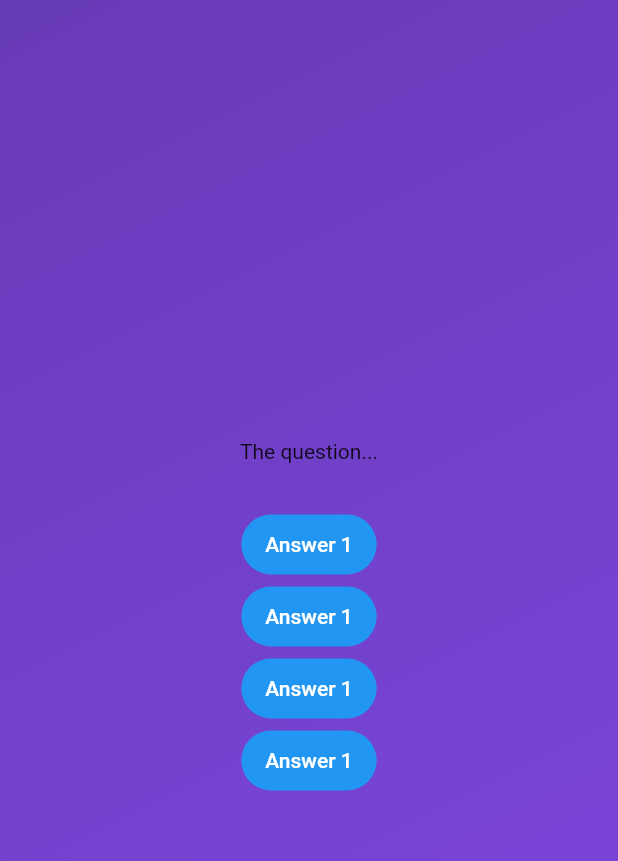
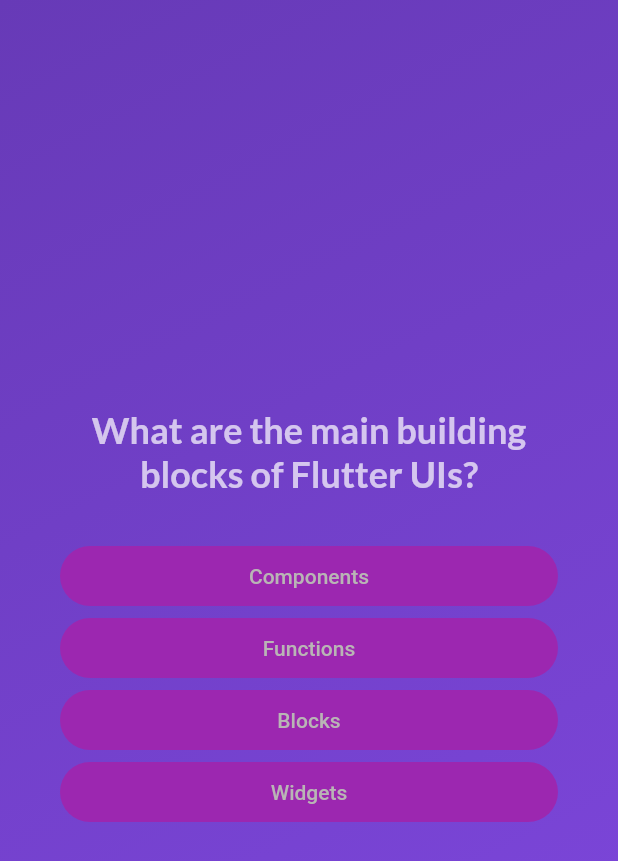
Before and after one commit to MaeYoiy/adv_basics_app, a Flutter app: the screen it shows after launch, after a tap on "Start Quiz", on a phone screen of 412 x 824 dp. Shown: the top 861 px of the screen. Run offline on Flutter 3.47's test engine with Material 2 defaults, Android fonts, the phone set to English and light mode, and no system bars; our stand-ins replace google_fonts.

Commit message:
result screen and state to each page

```diff
--- /dev/null
+++ b/avd_basics/lib/answer_button.dart
@@ -0,0 +1,25 @@
+import 'package:flutter/material.dart';
+
+class AnswerButton extends StatelessWidget {
+  const AnswerButton(
+      {required this.answerText, required this.onTap, super.key});
+
+  final String answerText;
+  final void Function() onTap;
+
+  @override
+  Widget build(BuildContext context) {
+    return FilledButton(
+      onPressed: onTap,
+      style: ElevatedButton.styleFrom(
+        padding: const EdgeInsets.symmetric(vertical: 10, horizontal: 40),
+        backgroundColor: Colors.purple,
+        foregroundColor: const Color.fromARGB(255, 185, 181, 181),
+        shape: RoundedRectangleBorder(
+          borderRadius: BorderRadius.circular(40),
+        ),
+      ),
+      child: Text(answerText, textAlign: TextAlign.center,),
+    );
+  }
+}
--- a/avd_basics/lib/models/quiz_question.dart
+++ b/avd_basics/lib/models/quiz_question.dart
@@ -1,10 +1,17 @@
 // ไม่มีการ extends เพราะไม่ใช้ widget
 class QuizQuestion {
   // function constructor ที่สามารถนำกลับมาใช้ใหม่ได้
-  const QuizQuestion(this.text, this.answer);
+  const QuizQuestion(this.text, this.answers);
 
   // this.text มีไว้เพื่อ map กับตัวแปร text ด้านล่างนี้
   final String text;
   // List ของ String
-  final List<String> answer;
+  final List<String> answers;
+
+  List<String> getSuffledAnswers() {
+    final shuffledList = List.of(answers);
+    shuffledList.shuffle();
+    return shuffledList;
+
+  }
 }
--- a/avd_basics/lib/question_screen.dart
+++ b/avd_basics/lib/question_screen.dart
@@ -1,7 +1,13 @@
+import 'package:avd_basics/answer_button.dart';
+import 'package:avd_basics/data/questions.dart';
 import 'package:flutter/material.dart';
 
+import 'package:google_fonts/google_fonts.dart';
+
 class QuestionScreen extends StatefulWidget {
-  const QuestionScreen({super.key});
+  const QuestionScreen({super.key, required this.onSelectAnswer});
+
+  final void Function(String answer) onSelectAnswer;
 
   @override
   State<QuestionScreen> createState() {
@@ -10,33 +16,55 @@ class QuestionScreen extends StatefulWidget {
 }
 
 class _QuestionScreen extends State<QuestionScreen> {
+  var currentQuestionIndex = 0;
+
+  void answerQuestion(String selectedAnswer) {
+    // เป็นวิธีที่คุณส่งข้อมูลกลับไปยัง widget หรือตัวผู้ใช้หลักที่เรียก answerQuestion.
+    widget.onSelectAnswer(selectedAnswer);
+    // currentQuestionIndex = currentQuestionIndex + 1;
+    // บอกว่าเพื่อดำเนินการ build method อีกครั้ง
+    setState(() {
+      currentQuestionIndex++;
+    });
+
+  }
+
   @override
   Widget build(context) {
+    final currentQuestion = questions[currentQuestionIndex];
+
     return SizedBox(
       // double.infinity ทำให้ width ยาวมากที่สุดเท่าที่จะยาวได้
       width: double.infinity,
-      child: Column(
-        mainAxisAlignment: MainAxisAlignment.center,
-        children: [
-          const Text('The question...'),
-          const SizedBox(height: 30),
-          FilledButton(
-            onPressed: () {},
-            child: const Text('Answer 1'),
-          ),
-          FilledButton(
-            onPressed: () {},
-            child: const Text('Answer 1'),
-          ),
-          FilledButton(
-            onPressed: () {},
-            child: const Text('Answer 1'),
-          ),
-          FilledButton(
-            onPressed: () {},
-            child: const Text('Answer 1'),
-          ),
-        ],
+      child: Container(
+        // EdgeInsets.all(40) -> เพื่มช่องว่าง margin ทุกทิศทาง บน ล่าง ซ้าย ขวา
+        margin: const EdgeInsets.all(40),
+        child: Column(
+          // Vertical
+          mainAxisAlignment: MainAxisAlignment.center,
+          // Horizon
+          crossAxisAlignment:
+              CrossAxisAlignment.stretch, // ยืดแนวนอนให้สุดหน้าจอ
+          children: [
+            Text(
+              currentQuestion.text,
+              style: GoogleFonts.lato(
+                color: Colors.white70,
+                fontSize: 24,
+                fontWeight: FontWeight.bold,
+              ),
+              textAlign: TextAlign.center,
+            ),
+            const SizedBox(height: 30),
+
+            // ... จะรับค่าทั้งหมดใน List หรือ Iterable และดึงออกจาก List โดยจะได้ค่าเดียวและคั่นด้วยเครื่องหมายจุลภาค
+            ...currentQuestion.getSuffledAnswers().map((eAnswer) {
+              return AnswerButton(answerText: eAnswer, onTap: () {
+                answerQuestion(eAnswer);
+              },);
+            }),
+          ],
+        ),
       ),
     );
   }
--- a/avd_basics/lib/quiz.dart
+++ b/avd_basics/lib/quiz.dart
@@ -1,6 +1,8 @@
 import 'package:avd_basics/question_screen.dart';
 import 'package:flutter/material.dart';
 import 'package:avd_basics/start_screen.dart';
+import 'package:avd_basics/data/questions.dart';
+import 'package:avd_basics/results_screen.dart';
 
 class Quiz extends StatefulWidget {
   const Quiz({super.key});
@@ -12,6 +14,9 @@ class Quiz extends StatefulWidget {
 }
 
 class _QuizState extends State<Quiz> {
+  // ตัวแปรที่เก็บ List ของคำตอบที่เราได้เลือกไว้
+  List<String> selectedAnswer = [];
+
   // "?" เพื่อบอกว่า activeScreen สามารถ contain Widget or Null
   var activeScreen = 'start-screen';
 
@@ -25,17 +30,40 @@ class _QuizState extends State<Quiz> {
 
   // Link to Next Page
   void switchScreen() {
+    //การเรียก setState ทำให้ Flutter รู้ว่า state ภายใน StatefulWidget ได้เปลี่ยนแปลงแล้ว และจะทำการ rebuild ตัวเอง.
     setState(() {
       activeScreen = 'question-screen';
     });
+  }
+
+  void chooseAnswer (String answer) {
+    selectedAnswer.add(answer);
+
+    //เมื่อทำการเลือก answer เกิน list ของ questions แล้ว ให้ทำการไปยังหน้า result เลย
+    if (selectedAnswer.length == questions.length) {
+
+      setState(() {
+        // reset answer ที่เลือก
+        // selectedAnswer = [];
+        activeScreen = 'results-screen';
+      });
+
+    }
   }
 
   @override
   Widget build(context) {
     Widget screenWidget = StartScreen(switchScreen);
 
+    // ไปหน้าคำถาม (question_screen)
     if (activeScreen == 'question-screen') {
-      screenWidget = const QuestionScreen();
+      screenWidget = QuestionScreen(onSelectAnswer: chooseAnswer,);
+    }
+
+    //ไปหน้าผลลัพธ์ (results_screen)
+    if (activeScreen == 'results-screen') {
+      // ค่า input selectedAnswer นี้ จะถูกส่งไปยัง class/widget ResultScreen ที่อยู่ในไฟล์ results_screen.dart
+      screenWidget = ResultScreen(chosenAnswers: selectedAnswer,);
     }
 
     return MaterialApp(
--- a/avd_basics/lib/start_screen.dart
+++ b/avd_basics/lib/start_screen.dart
@@ -1,4 +1,5 @@
 import 'package:flutter/material.dart';
+import 'package:google_fonts/google_fonts.dart';
 
 class StartScreen extends StatelessWidget {
   // key ส่งต่อไปยัง super class
@@ -29,12 +30,12 @@ class StartScreen extends StatelessWidget {
           const SizedBox(height: 80),
 
           //
-          const Text(
+          Text(
             'Learn flutter the fun way!',
-            style: TextStyle(
-              color: Color.fromARGB(255, 204, 187, 187),
+            style: GoogleFonts.lato(
+              color: const Color.fromARGB(255, 204, 187, 187),
               fontSize: 24,
-            ),
+            )
           ),
 
           const SizedBox(height: 30),
--- a/avd_basics/pubspec.yaml
+++ b/avd_basics/pubspec.yaml
@@ -35,6 +35,7 @@ dependencies:
   # The following adds the Cupertino Icons font to your application.
   # Use with the CupertinoIcons class for iOS style icons.
   cupertino_icons: ^1.0.2
+  google_fonts: ^6.1.0
 
 dev_dependencies:
   flutter_test:
```
Also changed, not shown: avd_basics/lib/questions_summary.dart (added, +35 -0 lines), avd_basics/lib/results_screen.dart (added, +61 -0 lines), avd_basics/pubspec.lock, 1 other file.
